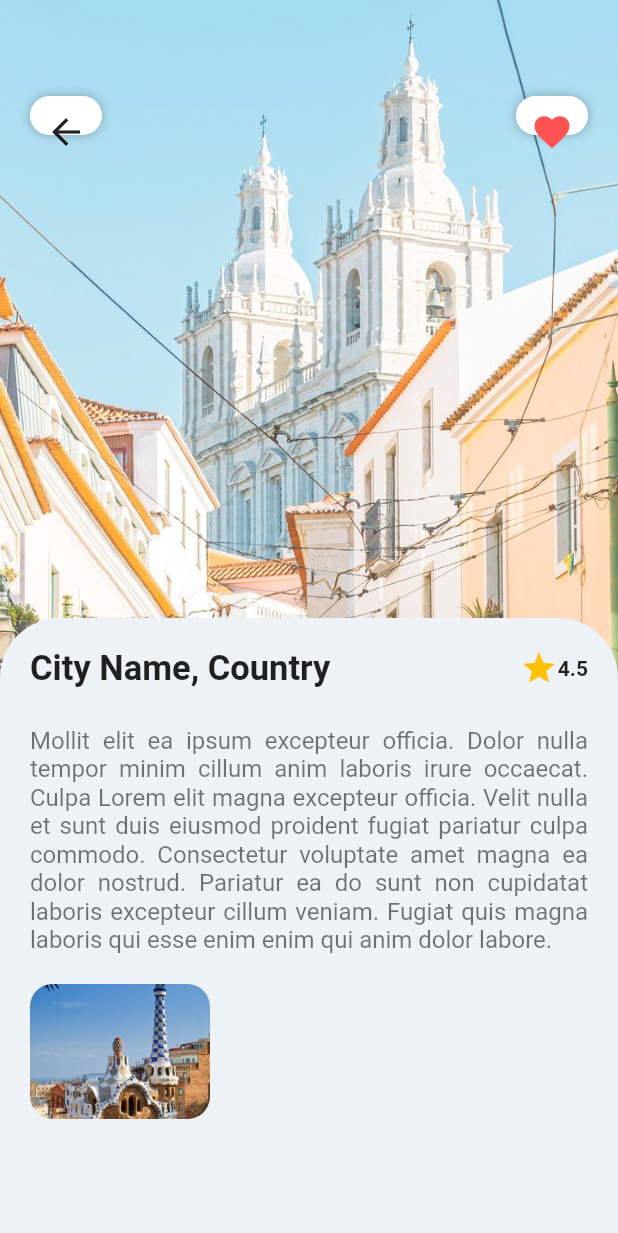
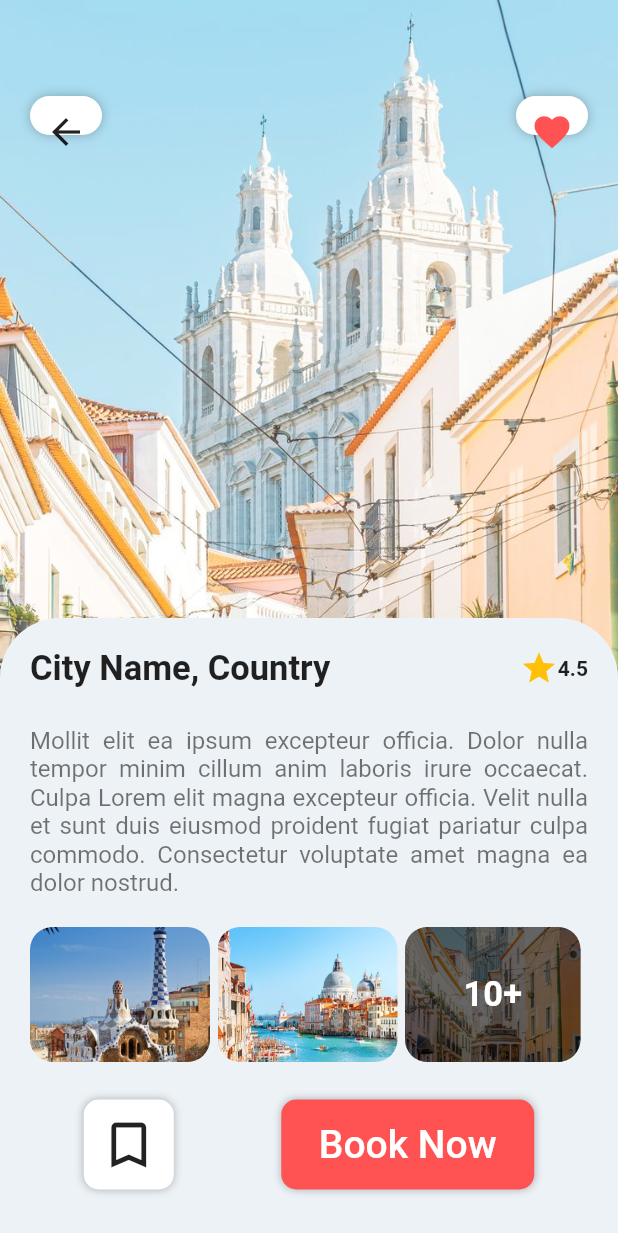
Before and after one commit to SethMegbetor/flutter-travel-app-ui, a Flutter app: the PostScreen screen opened directly, on a phone screen of 412 x 824 dp. Shown: the top 1233 px of the screen. Run offline on Flutter 3.47's test engine with Material 2 defaults, Android fonts, the phone set to English and light mode, and no system bars; our stand-ins replace curved_navigation_bar.

Commit message:
tutorial completed to be continued later

```diff
--- a/lib/widgets/post_bottom_bar.dart
+++ b/lib/widgets/post_bottom_bar.dart
@@ -54,7 +54,7 @@ class PostBottomBar extends StatelessWidget {
                 ),
                 SizedBox(height: 25),
                 Text(
-                  "Mollit elit ea ipsum excepteur officia. Dolor nulla tempor minim cillum anim laboris irure occaecat. Culpa Lorem elit magna excepteur officia. Velit nulla et sunt duis eiusmod proident fugiat pariatur culpa commodo. Consectetur voluptate amet magna ea dolor nostrud. Pariatur ea do sunt non cupidatat laboris excepteur cillum veniam. Fugiat quis magna laboris qui esse enim enim qui anim dolor labore.",
+                  "Mollit elit ea ipsum excepteur officia. Dolor nulla tempor minim cillum anim laboris irure occaecat. Culpa Lorem elit magna excepteur officia. Velit nulla et sunt duis eiusmod proident fugiat pariatur culpa commodo. Consectetur voluptate amet magna ea dolor nostrud.",
                   style: TextStyle(color: Colors.black54, fontSize: 16),
                   textAlign: TextAlign.justify,
                 ),
@@ -75,8 +75,89 @@ class PostBottomBar extends StatelessWidget {
                         ),
                       ),
                     ),
+                    Padding(
+                      padding: EdgeInsets.only(right: 5),
+                      child: Expanded(
+                        child: ClipRRect(
+                          borderRadius: BorderRadius.circular(15),
+                          child: Image.asset(
+                            "images/city1.jpg",
+                            fit: BoxFit.cover,
+                            width: 120,
+                            height: 90,
+                          ),
+                        ),
+                      ),
+                    ),
+                    Expanded(
+                      child: Container(
+                        alignment: Alignment.center,
+                        width: 120,
+                        height: 90,
+                        margin: EdgeInsets.only(right: 5),
+                        decoration: BoxDecoration(
+                          color: Colors.black,
+                          borderRadius: BorderRadius.circular(15),
+                          image: DecorationImage(
+                            image: AssetImage("images/city6.jpg"),
+                            fit: BoxFit.cover,
+                            opacity: 0.4,
+                          ),
+                        ),
+                        child: Text(
+                          "10+",
+                          style: TextStyle(
+                            color: Colors.white,
+                            fontSize: 23,
+                            fontWeight: FontWeight.w600,
+                          ),
+                        ),
+                      ),
+                    )
                   ],
                 ),
+                SizedBox(height: 15),
+                Container(
+                  height: 80,
+                  child: Row(
+                    mainAxisAlignment: MainAxisAlignment.spaceAround,
+                    children: [
+                      Container(
+                        padding: EdgeInsets.all(10),
+                        decoration: BoxDecoration(
+                          borderRadius: BorderRadius.circular(10),
+                          color: Colors.white,
+                          boxShadow: [
+                            BoxShadow(color: Colors.black26, blurRadius: 4)
+                          ],
+                        ),
+                        child: Icon(
+                          Icons.bookmark_outline,
+                          size: 40,
+                        ),
+                      ),
+                      Container(
+                        padding:
+                            EdgeInsets.symmetric(vertical: 15, horizontal: 25),
+                        decoration: BoxDecoration(
+                          borderRadius: BorderRadius.circular(10),
+                          color: Colors.redAccent,
+                          boxShadow: [
+                            BoxShadow(color: Colors.black26, blurRadius: 4),
+                          ],
+                        ),
+                        child: Text(
+                          "Book Now",
+                          style: TextStyle(
+                            color: Colors.white,
+                            fontSize: 26,
+                            fontWeight: FontWeight.w500
+                          ),
+                        ),
+                      )
+                    ],
+                  ),
+                )
               ],
             ),
           ),
```
